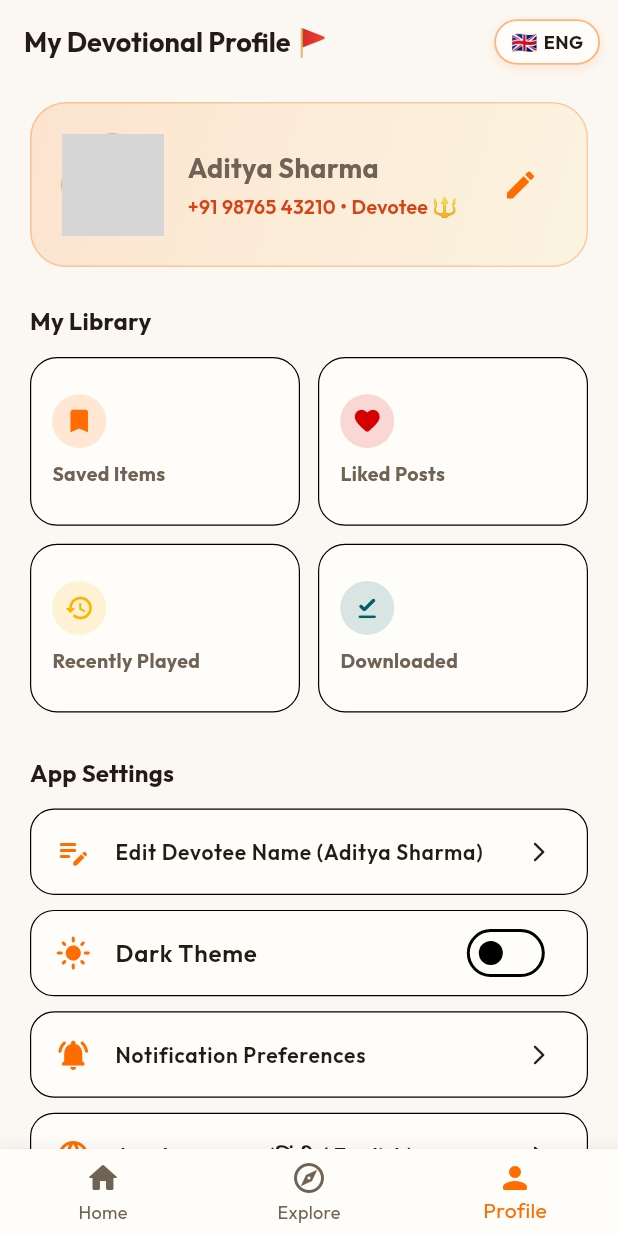
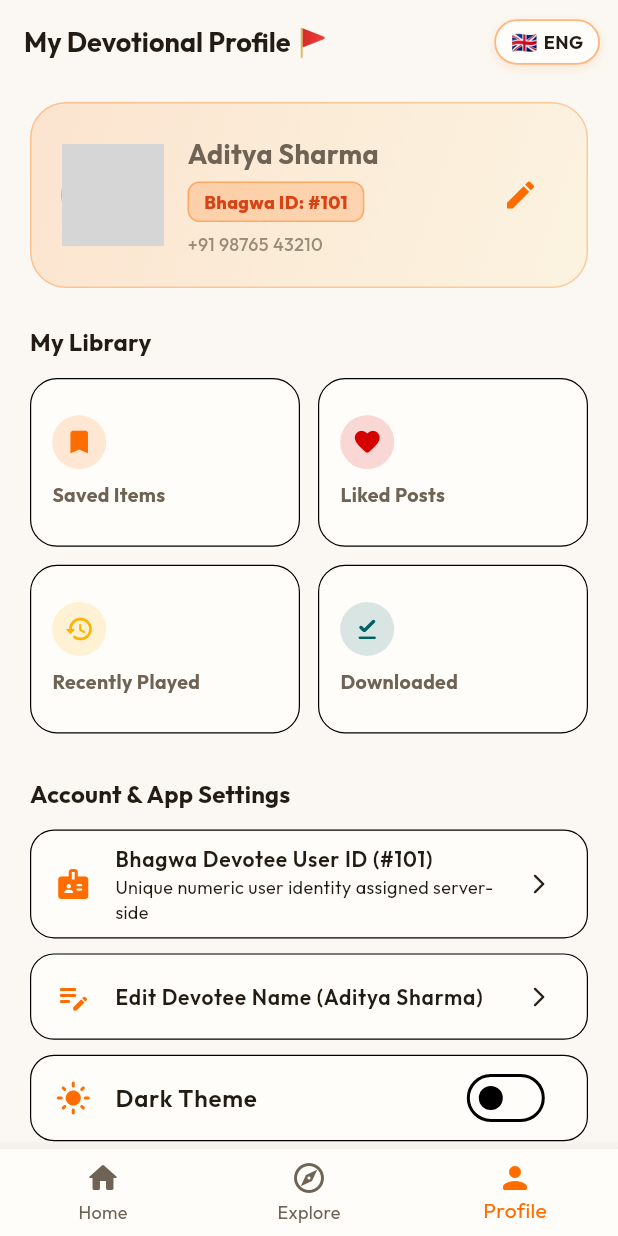
Before and after one commit to Shivknp01/bhagwa, a Flutter app: the ProfileScreen screen opened by its route, on a phone screen of 412 x 824 dp. Run offline on Flutter 3.47's test engine with Material 3 defaults, Android fonts, the phone set to English and light mode, and no system bars; our stand-ins replace flutter_riverpod, go_router, google_fonts, share_plus, shared_preferences, supabase_flutter; accounts and stored records are empty; network calls fail; grey boxes are pictures that could not be loaded.

Commit message:
Prominently display Bhagwa User ID in Flutter ProfileScreen and Account Settings

```diff
--- a/lib/features/profile/profile_screen.dart
+++ b/lib/features/profile/profile_screen.dart
@@ -55,11 +55,16 @@ class ProfileScreen extends ConsumerWidget {
               onPressed: () async {
                 final newName = nameController.text.trim();
                 if (newName.isNotEmpty) {
-                  await notifier.login(name: newName, phone: prefs.userPhone, email: prefs.userEmail);
-                  await authService.syncProfileToSupabase(
+                  final assignedId = await authService.syncProfileToSupabase(
                     displayName: newName,
                     phone: prefs.userPhone,
                     email: prefs.userEmail,
+                  );
+                  await notifier.login(
+                    name: newName,
+                    phone: prefs.userPhone,
+                    email: prefs.userEmail,
+                    bhagwaUserId: assignedId,
                   );
                   if (context.mounted) {
                     ScaffoldMessenger.of(context).showSnackBar(
@@ -143,13 +148,30 @@ class ProfileScreen extends ConsumerWidget {
                             fontWeight: FontWeight.bold,
                           ),
                         ),
-                        const SizedBox(height: 4),
+                        const SizedBox(height: 6),
+                        Container(
+                          padding: const EdgeInsets.symmetric(horizontal: 10, vertical: 4),
+                          decoration: BoxDecoration(
+                            color: AppColors.primarySaffron.withValues(alpha: 0.2),
+                            borderRadius: BorderRadius.circular(8),
+                            border: Border.all(color: AppColors.primarySaffron.withValues(alpha: 0.4)),
+                          ),
+                          child: Text(
+                            'Bhagwa ID: #${prefs.bhagwaUserId}',
+                            style: TextStyle(
+                              fontSize: 12,
+                              color: AppColors.primarySaffronDark,
+                              fontWeight: FontWeight.w800,
+                            ),
+                          ),
+                        ),
+                        const SizedBox(height: 6),
                         Text(
-                          prefs.userPhone.isNotEmpty ? '${prefs.userPhone} • Devotee 🔱' : 'Guest Devotee 🔱',
-                          style: const TextStyle(
-                            fontSize: 13,
-                            color: AppColors.primarySaffronDark,
-                            fontWeight: FontWeight.w600,
+                          prefs.userPhone.isNotEmpty ? prefs.userPhone : 'Guest Devotee 🔱',
+                          style: TextStyle(
+                            fontSize: 12,
+                            color: theme.textTheme.bodyMedium?.color?.withValues(alpha: 0.7),
+                            fontWeight: FontWeight.w500,
                           ),
                         ),
                       ],
@@ -215,10 +237,19 @@ class ProfileScreen extends ConsumerWidget {
 
             // App Settings Section
             Text(
-              'App Settings',
+              'Account & App Settings',
               style: theme.textTheme.titleMedium?.copyWith(fontWeight: FontWeight.bold),
             ),
             const SizedBox(height: 12),
+
+            _buildSettingTile(
+              context,
+              icon: Icons.badge_rounded,
+              title: 'Bhagwa Devotee User ID (#${prefs.bhagwaUserId})',
+              subtitle: 'Unique numeric user identity assigned server-side',
+              onTap: () {},
+            ),
+            const SizedBox(height: 10),
 
             _buildSettingTile(
               context,
@@ -384,6 +415,7 @@ class ProfileScreen extends ConsumerWidget {
     BuildContext context, {
     required IconData icon,
     required String title,
+    String? subtitle,
     required VoidCallback onTap,
   }) {
     final theme = Theme.of(context);
@@ -396,6 +428,7 @@ class ProfileScreen extends ConsumerWidget {
       child: ListTile(
         leading: Icon(icon, color: AppColors.primarySaffron),
         title: Text(title, style: const TextStyle(fontWeight: FontWeight.w600, fontSize: 14)),
+        subtitle: subtitle != null ? Text(subtitle, style: const TextStyle(fontSize: 12)) : null,
         trailing: const Icon(Icons.arrow_forward_ios_rounded, size: 16),
         onTap: onTap,
       ),
--- a/lib/services/auth_service.dart
+++ b/lib/services/auth_service.dart
@@ -32,8 +32,8 @@ class AuthService {
   User? get currentUser => _client.auth.currentUser;
   bool get isAuthenticated => _client.auth.currentSession != null;
 
-  /// Sync user profile directly to Supabase Cloud public.profiles table
-  Future<void> syncProfileToSupabase({
+  /// Sync user profile directly to Supabase Cloud public.profiles table and return assigned numeric user_id
+  Future<String?> syncProfileToSupabase({
     required String displayName,
     String? phone,
     String? email,
@@ -58,14 +58,20 @@ class AuthService {
         payload['email'] = email;
       }
 
+      dynamic res;
       if (userId != null) {
-        await _client.from('profiles').upsert(payload, onConflict: 'auth_user_id');
+        res = await _client.from('profiles').upsert(payload, onConflict: 'auth_user_id').select('user_id').maybeSingle();
       } else {
-        await _client.from('profiles').insert(payload);
+        res = await _client.from('profiles').insert(payload).select('user_id').maybeSingle();
+      }
+
+      if (res != null && res['user_id'] != null) {
+        return res['user_id'].toString();
       }
     } catch (e) {
       debugPrint('Error syncing profile to Supabase: $e');
     }
+    return null;
   }
 
   /// Fetch dynamic auth configuration from Supabase app_settings
--- a/lib/services/storage_service.dart
+++ b/lib/services/storage_service.dart
@@ -6,6 +6,7 @@ class UserPreferences {
   final bool onboardingCompleted;
   final String appLanguage; // 'en' for English (default), 'hi' for Hindi
   final String userName;
+  final String bhagwaUserId; // e.g. '101'
   final String userPhone;
   final String userEmail;
   final bool isDarkMode;
@@ -21,6 +22,7 @@ class UserPreferences {
     this.onboardingCompleted = false,
     this.appLanguage = 'en',
     this.userName = 'Aditya Sharma',
+    this.bhagwaUserId = '101',
     this.userPhone = '+91 98765 43210',
     this.userEmail = 'aditya@example.com',
     this.isDarkMode = false,
@@ -37,6 +39,7 @@ class UserPreferences {
     bool? onboardingCompleted,
     String? appLanguage,
     String? userName,
+    String? bhagwaUserId,
     String? userPhone,
     String? userEmail,
     bool? isDarkMode,
@@ -52,6 +55,7 @@ class UserPreferences {
       onboardingCompleted: onboardingCompleted ?? this.onboardingCompleted,
       appLanguage: appLanguage ?? this.appLanguage,
       userName: userName ?? this.userName,
+      bhagwaUserId: bhagwaUserId ?? this.bhagwaUserId,
       userPhone: userPhone ?? this.userPhone,
       userEmail: userEmail ?? this.userEmail,
       isDarkMode: isDarkMode ?? this.isDarkMode,
@@ -78,6 +82,7 @@ class UserPreferencesNotifier extends StateNotifier<UserPreferences> {
     final onboardingCompleted = _prefs?.getBool('onboarding_completed') ?? false;
     final appLanguage = _prefs?.getString('app_language') ?? 'en';
     final userName = _prefs?.getString('user_name') ?? 'Aditya Sharma';
+    final bhagwaUserId = _prefs?.getString('bhagwa_user_id') ?? '101';
     final userPhone = _prefs?.getString('user_phone') ?? '+91 98765 43210';
     final userEmail = _prefs?.getString('user_email') ?? 'aditya@example.com';
     final isDarkMode = _prefs?.getBool('is_dark_mode') ?? false;
@@ -89,6 +94,7 @@ class UserPreferencesNotifier extends StateNotifier<UserPreferences> {
       onboardingCompleted: onboardingCompleted,
       appLanguage: appLanguage,
       userName: userName,
+      bhagwaUserId: bhagwaUserId,
       userPhone: userPhone,
       userEmail: userEmail,
       isDarkMode: isDarkMode,
@@ -107,19 +113,33 @@ class UserPreferencesNotifier extends StateNotifier<UserPreferences> {
     await setLanguage(nextLang);
   }
 
-  Future<void> login({required String name, required String phone, String? email}) async {
+  Future<void> login({
+    required String name,
+    required String phone,
+    String? email,
+    String? bhagwaUserId,
+  }) async {
     final finalEmail = email?.isNotEmpty == true ? email! : '$phone@bhakti.app';
+    final finalUserId = bhagwaUserId ?? state.bhagwaUserId;
+
     state = state.copyWith(
       isLoggedIn: true,
       userName: name.isNotEmpty ? name : 'Devotee User',
+      bhagwaUserId: finalUserId,
       userPhone: phone,
       userEmail: finalEmail,
     );
 
     await _prefs?.setBool('is_logged_in', true);
     await _prefs?.setString('user_name', state.userName);
+    await _prefs?.setString('bhagwa_user_id', state.bhagwaUserId);
     await _prefs?.setString('user_phone', state.userPhone);
     await _prefs?.setString('user_email', state.userEmail);
+  }
+
+  Future<void> updateBhagwaUserId(String numericId) async {
+    state = state.copyWith(bhagwaUserId: numericId);
+    await _prefs?.setString('bhagwa_user_id', numericId);
   }
 
   Future<void> logout() async {
```
Also changed, not shown: lib/features/auth/login_screen.dart (+6 -4 lines).
